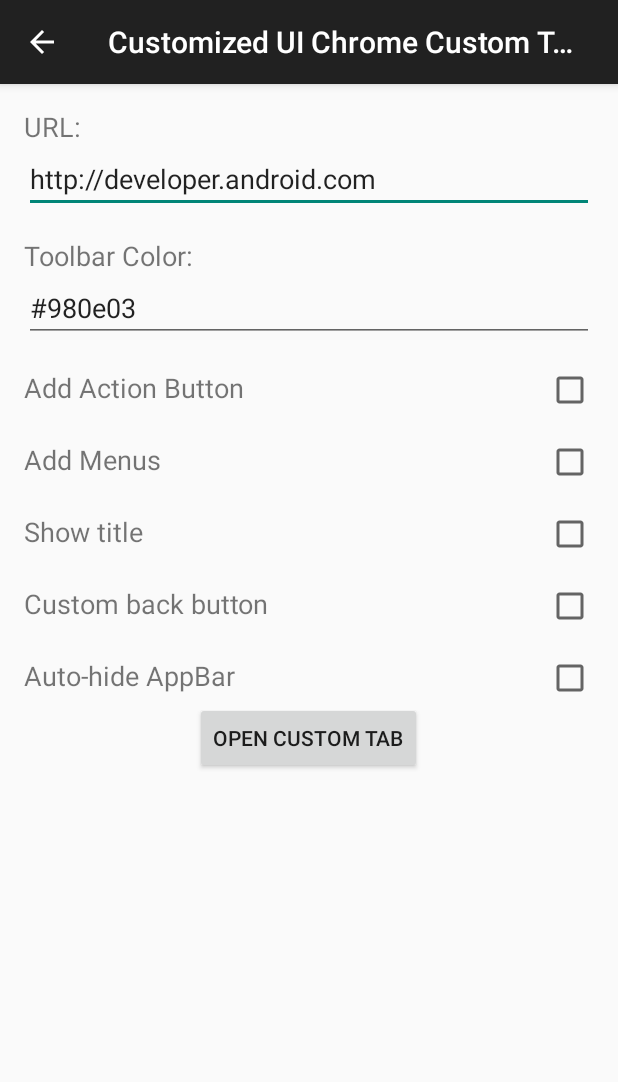
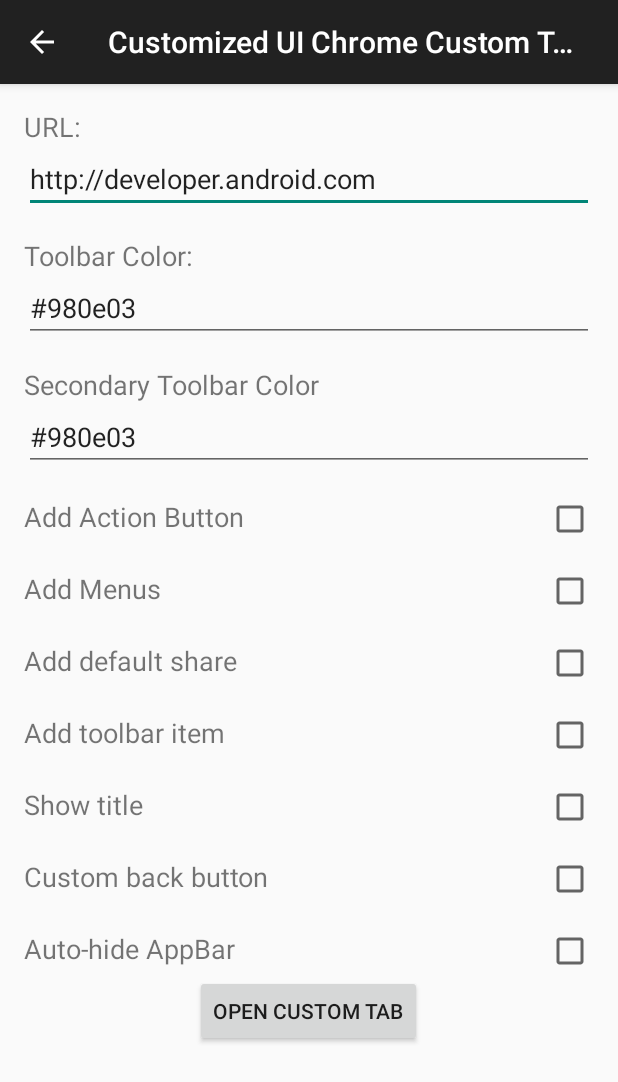
Before and after one commit to GoogleChrome/custom-tabs-client, an Android app: the CustomUIActivity screen opened directly, with no data from a screen before it, on a phone screen of 412 x 824 dp. Shown: the top 1082 px of the screen. Run offline under Robolectric (Android 15) with nearby library versions, the phone set to English and light mode, and no system bars.

Commit message:
Update demo with features from support lib 23.2.0
- Added demo for default share menu action
- Added demo secondary toolbar color change
- Added demo toolbar button

BUG=

Review URL: https://codereview.chromium.org/1750963002

```diff
--- a/demos/src/main/AndroidManifest.xml
+++ b/demos/src/main/AndroidManifest.xml
@@ -71,7 +71,7 @@
                 android:name="android.support.PARENT_ACTIVITY"
                 android:value=".DemoListActivity" />
         </activity>
-        <receiver android:name=".ShareBroadcastReceiver" />
+        <receiver android:name=".ActionBroadcastReceiver" />
     </application>
 
 </manifest>
--- a/demos/src/main/java/org/chromium/customtabsdemos/CustomTabActivityHelper.java
+++ b/demos/src/main/java/org/chromium/customtabsdemos/CustomTabActivityHelper.java
@@ -15,10 +15,8 @@
 package org.chromium.customtabsdemos;
 
 import android.app.Activity;
-import android.content.ComponentName;
 import android.net.Uri;
 import android.os.Bundle;
-import android.support.annotation.NonNull;
 import android.support.customtabs.CustomTabsClient;
 import android.support.customtabs.CustomTabsIntent;
 import android.support.customtabs.CustomTabsServiceConnection;
@@ -28,7 +26,6 @@ import org.chromium.customtabsclient.shared.CustomTabsHelper;
 import org.chromium.customtabsclient.shared.ServiceConnection;
 import org.chromium.customtabsclient.shared.ServiceConnectionCallback;
 
-import java.lang.ref.WeakReference;
 import java.util.List;
 
 /**
--- a/demos/src/main/res/layout/activity_custom_ui.xml
+++ b/demos/src/main/res/layout/activity_custom_ui.xml
@@ -13,11 +13,15 @@
      See the License for the specific language governing permissions and
      limitations under the License.
 -->
-<LinearLayout xmlns:android="http://schemas.android.com/apk/res/android"
+<ScrollView
+    xmlns:android="http://schemas.android.com/apk/res/android"
     xmlns:app="http://schemas.android.com/apk/res-auto"
     xmlns:tools="http://schemas.android.com/tools"
     android:layout_width="match_parent"
-    android:layout_height="match_parent"
+    android:layout_height="match_parent">
+    <LinearLayout
+        android:layout_width="match_parent"
+        android:layout_height="wrap_content"
         android:paddingLeft="@dimen/activity_horizontal_margin"
         android:paddingRight="@dimen/activity_horizontal_margin"
         android:paddingTop="@dimen/activity_vertical_margin"
@@ -62,6 +66,28 @@
 
         <LinearLayout
             android:layout_width="match_parent"
+            android:layout_height="wrap_content"
+            android:paddingTop="@dimen/view_vertical_margin"
+            android:orientation="vertical">
+
+            <TextView
+                android:layout_width="wrap_content"
+                android:layout_height="wrap_content"
+                android:textSize="@dimen/abc_text_size_medium_material"
+                android:text="@string/label_toobar_secondary_color"/>
+
+            <EditText
+                android:id="@+id/custom_toolbar_secondary_color"
+                android:layout_width="match_parent"
+                android:layout_height="wrap_content"
+                android:singleLine="true"
+                android:hint="@string/default_toolbar_color"
+                android:text="@string/default_toolbar_color"/>
+
+        </LinearLayout>
+
+        <LinearLayout
+            android:layout_width="match_parent"
             android:paddingTop="@dimen/view_vertical_margin"
             android:orientation="horizontal"
             android:layout_height="wrap_content">
@@ -94,6 +120,44 @@
 
             <CheckBox
                 android:id="@+id/custom_add_menus"
+                android:layout_width="wrap_content"
+                android:layout_height="wrap_content" />
+
+        </LinearLayout>
+
+        <LinearLayout
+            android:layout_width="match_parent"
+            android:paddingTop="@dimen/view_vertical_margin"
+            android:layout_height="wrap_content">
+
+            <TextView
+                android:layout_width="0dp"
+                android:layout_height="wrap_content"
+                android:layout_weight="1"
+                android:textSize="@dimen/abc_text_size_medium_material"
+                android:text="@string/label_add_default_share"/>
+
+            <CheckBox
+                android:id="@+id/add_default_share"
+                android:layout_width="wrap_content"
+                android:layout_height="wrap_content" />
+
+        </LinearLayout>
+
+        <LinearLayout
+            android:layout_width="match_parent"
+            android:paddingTop="@dimen/view_vertical_margin"
+            android:layout_height="wrap_content">
+
+            <TextView
+                android:layout_width="0dp"
+                android:layout_height="wrap_content"
+                android:layout_weight="1"
+                android:textSize="@dimen/abc_text_size_medium_material"
+                android:text="@string/label_add_toolbar_item"/>
+
+            <CheckBox
+                android:id="@+id/add_toolbar_item"
                 android:layout_width="wrap_content"
                 android:layout_height="wrap_content" />
 
@@ -164,3 +228,4 @@
             android:text="@string/label_start_custom_tab" />
 
     </LinearLayout>
+</ScrollView>
--- a/demos/src/main/res/layout/activity_main.xml
+++ b/demos/src/main/res/layout/activity_main.xml
@@ -23,4 +23,4 @@
     android:paddingRight="@dimen/activity_horizontal_margin"
     android:paddingTop="@dimen/activity_vertical_margin"
     android:paddingBottom="@dimen/activity_vertical_margin"
-    tools:context=".MainActivity" />
+    tools:context=".DemoListActivity" />
--- a/demos/src/main/res/layout/item_example_description.xml
+++ b/demos/src/main/res/layout/item_example_description.xml
@@ -15,7 +15,7 @@
 -->
 <LinearLayout xmlns:android="http://schemas.android.com/apk/res/android"
     android:layout_width="match_parent"
-    android:layout_height="match_parent"
+    android:layout_height="wrap_content"
     android:orientation="vertical"
     android:paddingBottom="@dimen/activity_vertical_margin"
     android:paddingLeft="@dimen/activity_horizontal_margin"
--- a/demos/src/main/res/values/strings.xml
+++ b/demos/src/main/res/values/strings.xml
@@ -28,7 +28,7 @@
     <string name="label_start_custom_tab">Open Custom Tab</string>
     <string name="label_add_menus">Add Menus</string>
     <string name="label_add_action_button">Add Action Button</string>
-    <string name="label_action_share">Share</string>
+    <string name="label_action">Perform Action</string>
 
     <string name="label_toobar_color">Toolbar Color:</string>
     <string name="default_toolbar_color">#980e03</string>
@@ -63,4 +63,11 @@
     <string name="label_custom_back_button">Custom back button</string>
     <string name="label_show_title">Show title</string>
     <string name="label_auto_hide_appbar">Auto-hide AppBar</string>
+    <string name="label_add_default_share">Add default share</string>
+    <string name="label_toobar_secondary_color">Secondary Toolbar Color</string>
+    <string name="label_add_toolbar_item">Add toolbar item</string>
+    <string name="action_button_toast_text">Action Button Clicked with URL: %s</string>
+    <string name="menu_item_toast_text">Menu Item Clicked with URL: %s</string>
+    <string name="toolbar_toast_text">Toolbar Clicked with URL: %s</string>
+    <string name="unknown_toast_text">Unknown Action Clicked with URL: %s</string>
 </resources>
--- a/shared/build.gradle
+++ b/shared/build.gradle
@@ -2,7 +2,7 @@ apply plugin: 'com.android.library'
 
 android {
     compileSdkVersion 23
-    buildToolsVersion "23.0.1"
+    buildToolsVersion "23.0.2"
 
     defaultConfig {
         minSdkVersion 15
@@ -20,6 +20,6 @@ android {
 
 dependencies {
     compile fileTree(dir: 'libs', include: ['*.jar'])
-    compile 'com.android.support:appcompat-v7:23.1.1'
-    provided 'com.android.support:customtabs:23.1.1'
+    compile 'com.android.support:appcompat-v7:23.2.0'
+    provided 'com.android.support:customtabs:23.2.0'
 }
```
Also changed, not shown: demos/build.gradle (+5 -5 lines), demos/src/main/java/org/chromium/customtabsdemos/ActionBroadcastReceiver.java (added, +54 -0 lines), demos/src/main/java/org/chromium/customtabsdemos/CustomUIActivity.java (+48 -14 lines), demos/src/main/java/org/chromium/customtabsdemos/ShareBroadcastReceiver.java (deleted, +0 -41 lines). Lines whose indentation alone changed are shown as unchanged.
